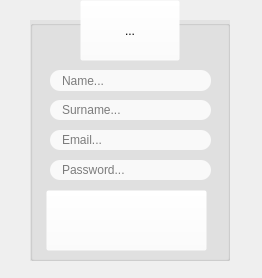
Old version of the form Registration.ui in the repository ChristianCavallo/Chat-Client.
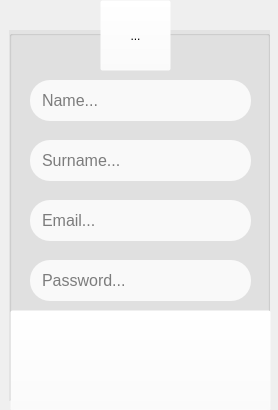
New version of the form. Icons and pictures are not drawn.

Patch:
```diff
--- a/Registration.ui
+++ b/Registration.ui
@@ -6,8 +6,8 @@
    <rect>
     <x>0</x>
     <y>0</y>
-    <width>262</width>
-    <height>278</height>
+    <width>278</width>
+    <height>410</height>
    </rect>
   </property>
   <property name="minimumSize">
@@ -28,10 +28,10 @@
   <widget class="QGroupBox" name="groupBox">
    <property name="geometry">
     <rect>
-     <x>30</x>
-     <y>20</y>
-     <width>200</width>
-     <height>241</height>
+     <x>9</x>
+     <y>30</y>
+     <width>261</width>
+     <height>371</height>
     </rect>
    </property>
    <property name="styleSheet">
@@ -40,40 +40,14 @@
    <property name="title">
     <string/>
    </property>
-   <widget class="QToolButton" name="Signup_toolButton">
-    <property name="geometry">
-     <rect>
-      <x>16</x>
-      <y>170</y>
-      <width>161</width>
-      <height>61</height>
-     </rect>
-    </property>
-    <property name="styleSheet">
-     <string notr="true">background-color: rgba(255, 255, 255, 0);</string>
-    </property>
-    <property name="text">
-     <string/>
-    </property>
-    <property name="icon">
-     <iconset>
-      <normaloff>Resources/register_button.png</normaloff>Resources/register_button.png</iconset>
-    </property>
-    <property name="iconSize">
-     <size>
-      <width>300</width>
-      <height>90</height>
-     </size>
-    </property>
-   </widget>
   </widget>
   <widget class="QToolButton" name="toolButton">
    <property name="geometry">
     <rect>
-     <x>80</x>
+     <x>100</x>
      <y>0</y>
-     <width>100</width>
-     <height>61</height>
+     <width>71</width>
+     <height>71</height>
     </rect>
    </property>
    <property name="styleSheet">
@@ -88,18 +62,18 @@
    </property>
    <property name="iconSize">
     <size>
-     <width>50</width>
-     <height>50</height>
+     <width>70</width>
+     <height>70</height>
     </size>
    </property>
   </widget>
   <widget class="QLineEdit" name="lineEdit_name">
    <property name="geometry">
     <rect>
-     <x>50</x>
-     <y>70</y>
-     <width>161</width>
-     <height>21</height>
+     <x>30</x>
+     <y>80</y>
+     <width>221</width>
+     <height>41</height>
     </rect>
    </property>
    <property name="minimumSize">
@@ -108,8 +82,13 @@
      <height>21</height>
     </size>
    </property>
+   <property name="font">
+    <font>
+     <pointsize>12</pointsize>
+    </font>
+   </property>
    <property name="styleSheet">
-    <string notr="true">border-radius: 10px;
+    <string notr="true">border-radius: 20px;
 padding-left: 10px;
 background-color: rgba(255,255,255, 0.8);</string>
    </property>
@@ -120,10 +99,10 @@
   <widget class="QLineEdit" name="lineEdit_surname">
    <property name="geometry">
     <rect>
-     <x>50</x>
-     <y>100</y>
-     <width>161</width>
-     <height>20</height>
+     <x>30</x>
+     <y>140</y>
+     <width>221</width>
+     <height>41</height>
     </rect>
    </property>
    <property name="minimumSize">
@@ -132,8 +111,13 @@
      <height>20</height>
     </size>
    </property>
+   <property name="font">
+    <font>
+     <pointsize>12</pointsize>
+    </font>
+   </property>
    <property name="styleSheet">
-    <string notr="true">border-radius: 10px;
+    <string notr="true">border-radius: 20px;
 padding-left: 10px;
 background-color: rgba(255,255,255, 0.8);</string>
    </property>
@@ -144,10 +128,10 @@
   <widget class="QLineEdit" name="lineEdit_email">
    <property name="geometry">
     <rect>
-     <x>50</x>
-     <y>130</y>
-     <width>161</width>
-     <height>20</height>
+     <x>30</x>
+     <y>200</y>
+     <width>221</width>
+     <height>41</height>
     </rect>
    </property>
    <property name="minimumSize">
@@ -156,8 +140,13 @@
      <height>20</height>
     </size>
    </property>
+   <property name="font">
+    <font>
+     <pointsize>12</pointsize>
+    </font>
+   </property>
    <property name="styleSheet">
-    <string notr="true">border-radius: 10px;
+    <string notr="true">border-radius: 20px;
 padding-left: 10px;
 background-color: rgba(255,255,255, 0.8);</string>
    </property>
@@ -168,10 +157,10 @@
   <widget class="QLineEdit" name="lineEdit_password">
    <property name="geometry">
     <rect>
-     <x>50</x>
-     <y>160</y>
-     <width>161</width>
-     <height>20</height>
+     <x>30</x>
+     <y>260</y>
+     <width>221</width>
+     <height>41</height>
     </rect>
    </property>
    <property name="minimumSize">
@@ -186,8 +175,13 @@
      <height>16777215</height>
     </size>
    </property>
+   <property name="font">
+    <font>
+     <pointsize>12</pointsize>
+    </font>
+   </property>
    <property name="styleSheet">
-    <string notr="true">border-radius: 10px;
+    <string notr="true">border-radius: 20px;
 padding-left: 10px;
 background-color: rgba(255,255,255, 0.8);</string>
    </property>
@@ -195,6 +189,37 @@
     <string>Password...</string>
    </property>
   </widget>
+  <widget class="QToolButton" name="Signup_toolButton">
+   <property name="geometry">
+    <rect>
+     <x>10</x>
+     <y>310</y>
+     <width>261</width>
+     <height>101</height>
+    </rect>
+   </property>
+   <property name="font">
+    <font>
+     <pointsize>12</pointsize>
+    </font>
+   </property>
+   <property name="styleSheet">
+    <string notr="true">background-color: rgba(255, 255, 255, 0);</string>
+   </property>
+   <property name="text">
+    <string/>
+   </property>
+   <property name="icon">
+    <iconset>
+     <normaloff>Resources/register_button.png</normaloff>Resources/register_button.png</iconset>
+   </property>
+   <property name="iconSize">
+    <size>
+     <width>300</width>
+     <height>90</height>
+    </size>
+   </property>
+  </widget>
  </widget>
  <resources/>
  <connections/>
```
Left out of the diff: 2 changed lines with no effect on the pictures.
